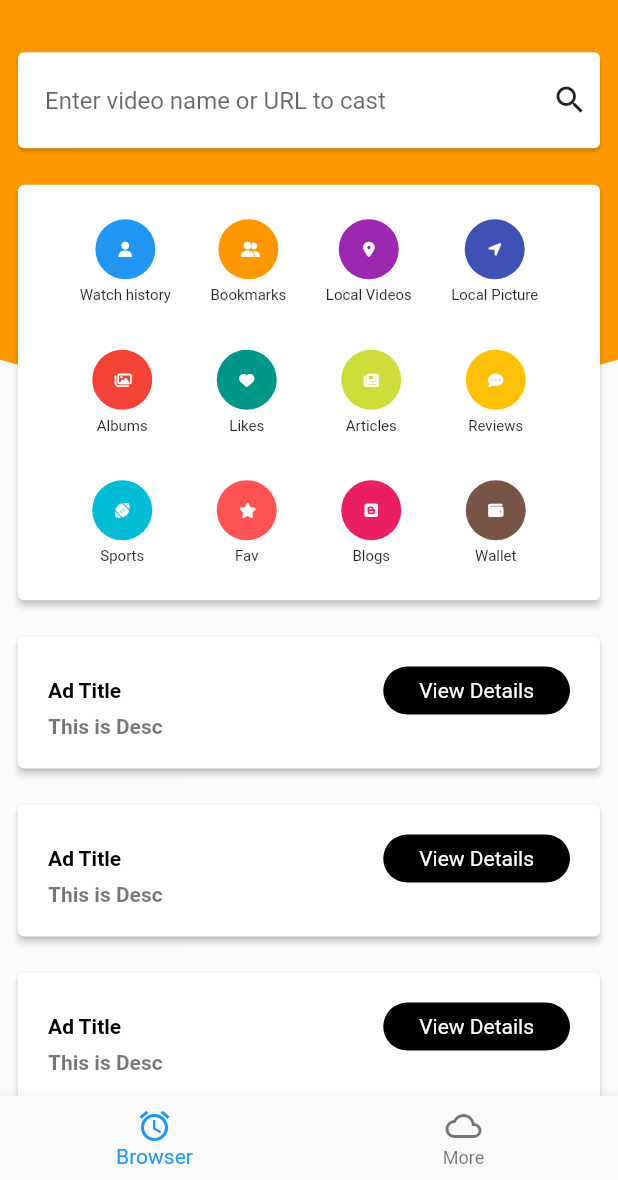
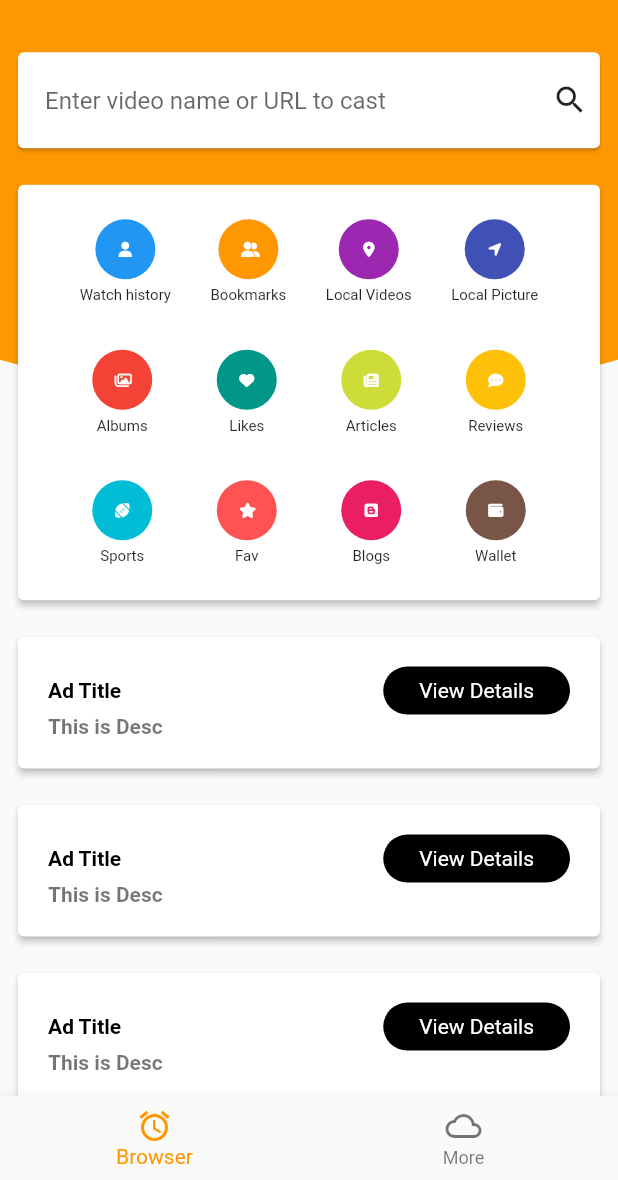
Before and after one commit to xxnjdlys/flutter_cast_classic, a Flutter app: the screen it shows after launch, on a phone screen of 412 x 824 dp, the part 56-1236 px from its top. Run offline on Flutter 3.47's test engine with Material 2 defaults, Android fonts, the phone set to English and light mode, and no system bars; our stand-ins replace font_awesome_flutter; Roboto replaces fonts that are missing (Raleway).

Commit message:
change bottom navigation bar fixed color

```diff
--- a/lib/ui/page/dashboard/dashboard.dart
+++ b/lib/ui/page/dashboard/dashboard.dart
@@ -551,6 +551,7 @@ class DashboardPageState extends State<DashboardPage>
           .map((NavigationIconView navigationView) => navigationView.item)
           .toList(),
       currentIndex: _currentIndex,
+      fixedColor: Colors.orange,
       type: _type,
       onTap: (int index) {
         setState(() {
```
